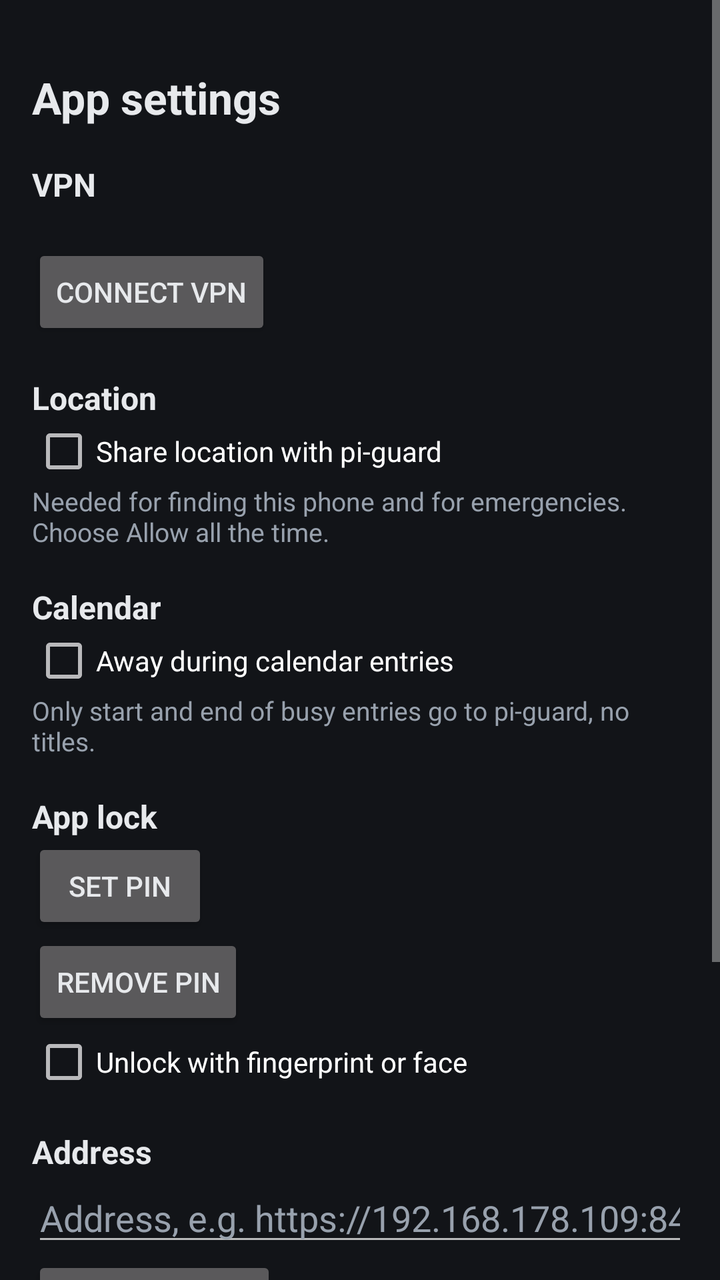
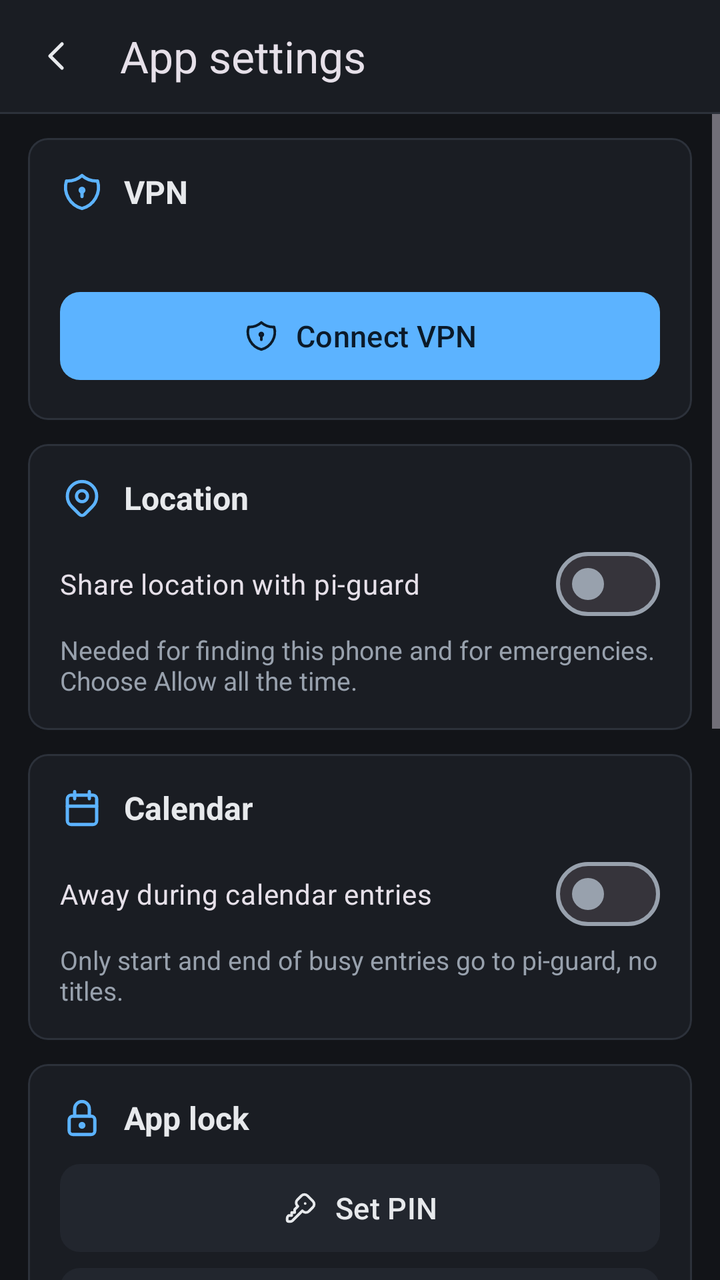

Before-and-after screenshots of an Android layout around one commit, followed by the original layout XML and the change that was made.
<!-- AndroidManifest.xml: application theme Theme.PiGuard -->
<!-- res/layout/activity_settings.xml -->
<?xml version="1.0" encoding="utf-8"?>
<ScrollView xmlns:android="http://schemas.android.com/apk/res/android" android:layout_width="match_parent" android:layout_height="match_parent" android:fitsSystemWindows="true">
<LinearLayout android:layout_width="match_parent" android:layout_height="wrap_content" android:orientation="vertical" android:padding="16dp">
    <TextView style="@style/Heading" android:text="@string/settings_title" android:textSize="22sp" />
    <TextView style="@style/Heading" android:text="@string/vpn_title" />
    <TextView android:id="@+id/vpn_state" android:layout_width="wrap_content" android:layout_height="wrap_content" />
    <Button android:id="@+id/vpn_toggle" android:layout_width="wrap_content" android:layout_height="wrap_content" android:text="@string/connect_vpn" />
    <TextView style="@style/Heading" android:text="@string/location_section" />
    <CheckBox android:id="@+id/location" android:layout_width="wrap_content" android:layout_height="wrap_content" android:text="@string/location_use" />
    <TextView style="@style/Hint" android:text="@string/location_hint" />
    <TextView style="@style/Heading" android:text="@string/calendar_section" />
    <CheckBox android:id="@+id/calendar" android:layout_width="wrap_content" android:layout_height="wrap_content" android:text="@string/calendar_use" />
    <TextView style="@style/Hint" android:text="@string/calendar_hint" />
    <TextView style="@style/Heading" android:text="@string/lock_section" />
    <Button android:id="@+id/pin_set" android:layout_width="wrap_content" android:layout_height="wrap_content" android:text="@string/pin_set" />
    <Button android:id="@+id/pin_remove" android:layout_width="wrap_content" android:layout_height="wrap_content" android:text="@string/pin_remove" />
    <CheckBox android:id="@+id/biometric" android:layout_width="wrap_content" android:layout_height="wrap_content" android:text="@string/bio_use" />
    <TextView style="@style/Heading" android:text="@string/address_section" />
    <EditText android:id="@+id/address" android:layout_width="match_parent" android:layout_height="wrap_content" android:inputType="textUri" android:importantForAutofill="no" android:hint="@string/setup_url" />
    <Button android:id="@+id/address_save" android:layout_width="wrap_content" android:layout_height="wrap_content" android:text="@string/address_save" />
    <TextView style="@style/Heading" android:text="@string/update_section" />
    <Button android:id="@+id/update" android:layout_width="wrap_content" android:layout_height="wrap_content" android:text="@string/update_check" />
    <Button android:id="@+id/unpair" android:layout_width="wrap_content" android:layout_height="wrap_content" android:layout_marginTop="24dp" android:text="@string/unpair" android:textColor="@color/danger" />
</LinearLayout>
</ScrollView>
<!-- resources referenced by this layout -->
<resources>
  <style name="Heading"><item name="android:layout_width">wrap_content</item><item name="android:layout_height">wrap_content</item><item name="android:layout_marginTop">18dp</item><item name="android:textStyle">bold</item><item name="android:textSize">16sp</item></style>
  <style name="Theme.PiGuard" parent="Theme.AppCompat.NoActionBar">
          <item name="colorPrimary">@color/accent</item>
          <item name="colorAccent">@color/accent</item>
          <item name="android:windowBackground">@color/bg</item>
          <item name="android:statusBarColor">@color/bg</item>
          <item name="android:navigationBarColor">@color/bg</item>
          <item name="android:textColor">@color/text</item>
          <item name="android:textColorHint">@color/muted</item>
      </style>
  <!-- unchanged entries left out for length: 25 -->
</resources>

<!-- the commit's change to res/layout/activity_settings.xml (unified diff, before → after) -->
@@ -1,25 +1,72 @@
 <?xml version="1.0" encoding="utf-8"?>
-<ScrollView xmlns:android="http://schemas.android.com/apk/res/android" android:layout_width="match_parent" android:layout_height="match_parent" android:fitsSystemWindows="true">
-<LinearLayout android:layout_width="match_parent" android:layout_height="wrap_content" android:orientation="vertical" android:padding="16dp">
-    <TextView style="@style/Heading" android:text="@string/settings_title" android:textSize="22sp" />
-    <TextView style="@style/Heading" android:text="@string/vpn_title" />
-    <TextView android:id="@+id/vpn_state" android:layout_width="wrap_content" android:layout_height="wrap_content" />
-    <Button android:id="@+id/vpn_toggle" android:layout_width="wrap_content" android:layout_height="wrap_content" android:text="@string/connect_vpn" />
-    <TextView style="@style/Heading" android:text="@string/location_section" />
-    <CheckBox android:id="@+id/location" android:layout_width="wrap_content" android:layout_height="wrap_content" android:text="@string/location_use" />
-    <TextView style="@style/Hint" android:text="@string/location_hint" />
-    <TextView style="@style/Heading" android:text="@string/calendar_section" />
-    <CheckBox android:id="@+id/calendar" android:layout_width="wrap_content" android:layout_height="wrap_content" android:text="@string/calendar_use" />
-    <TextView style="@style/Hint" android:text="@string/calendar_hint" />
-    <TextView style="@style/Heading" android:text="@string/lock_section" />
-    <Button android:id="@+id/pin_set" android:layout_width="wrap_content" android:layout_height="wrap_content" android:text="@string/pin_set" />
-    <Button android:id="@+id/pin_remove" android:layout_width="wrap_content" android:layout_height="wrap_content" android:text="@string/pin_remove" />
-    <CheckBox android:id="@+id/biometric" android:layout_width="wrap_content" android:layout_height="wrap_content" android:text="@string/bio_use" />
-    <TextView style="@style/Heading" android:text="@string/address_section" />
-    <EditText android:id="@+id/address" android:layout_width="match_parent" android:layout_height="wrap_content" android:inputType="textUri" android:importantForAutofill="no" android:hint="@string/setup_url" />
-    <Button android:id="@+id/address_save" android:layout_width="wrap_content" android:layout_height="wrap_content" android:text="@string/address_save" />
-    <TextView style="@style/Heading" android:text="@string/update_section" />
-    <Button android:id="@+id/update" android:layout_width="wrap_content" android:layout_height="wrap_content" android:text="@string/update_check" />
-    <Button android:id="@+id/unpair" android:layout_width="wrap_content" android:layout_height="wrap_content" android:layout_marginTop="24dp" android:text="@string/unpair" android:textColor="@color/danger" />
+<LinearLayout xmlns:android="http://schemas.android.com/apk/res/android" xmlns:app="http://schemas.android.com/apk/res-auto" android:layout_width="match_parent" android:layout_height="match_parent" android:orientation="vertical" android:background="@color/bg" android:fitsSystemWindows="true">
+<com.google.android.material.appbar.MaterialToolbar android:id="@+id/toolbar" android:layout_width="match_parent" android:layout_height="56dp" android:background="@color/surface" app:title="@string/settings_title" app:navigationIcon="@drawable/ic_chevron_left" app:navigationContentDescription="@string/back" />
+<View android:layout_width="match_parent" android:layout_height="1dp" android:background="@color/line" />
+<ScrollView android:layout_width="match_parent" android:layout_height="0dp" android:layout_weight="1">
+<LinearLayout android:layout_width="match_parent" android:layout_height="wrap_content" android:orientation="vertical" android:paddingHorizontal="14dp" android:paddingBottom="24dp">
+    <com.google.android.material.card.MaterialCardView style="@style/Card" android:layout_width="match_parent" android:layout_height="wrap_content">
+        <LinearLayout android:layout_width="match_parent" android:layout_height="wrap_content" android:orientation="vertical" android:padding="16dp">
+            <LinearLayout android:layout_width="match_parent" android:layout_height="wrap_content" android:gravity="center_vertical" android:layout_marginBottom="8dp">
+                <ImageView android:layout_width="22dp" android:layout_height="22dp" android:src="@drawable/ic_shield_lock" app:tint="@color/accent" android:importantForAccessibility="no" />
+                <TextView style="@style/Heading" android:text="@string/vpn_title" />
+            </LinearLayout>
+            <TextView android:id="@+id/vpn_state" android:layout_width="wrap_content" android:layout_height="wrap_content" android:layout_marginBottom="8dp" android:textColor="@color/muted" />
+            <Button android:id="@+id/vpn_toggle" style="@style/Button" android:layout_width="match_parent" android:layout_height="wrap_content" android:text="@string/connect_vpn" app:icon="@drawable/ic_shield_lock" />
+        </LinearLayout>
+    </com.google.android.material.card.MaterialCardView>
+    <com.google.android.material.card.MaterialCardView style="@style/Card" android:layout_width="match_parent" android:layout_height="wrap_content">
+        <LinearLayout android:layout_width="match_parent" android:layout_height="wrap_content" android:orientation="vertical" android:padding="16dp">
+            <LinearLayout android:layout_width="match_parent" android:layout_height="wrap_content" android:gravity="center_vertical" android:layout_marginBottom="8dp">
+                <ImageView android:layout_width="22dp" android:layout_height="22dp" android:src="@drawable/ic_map_pin" app:tint="@color/accent" android:importantForAccessibility="no" />
+                <TextView style="@style/Heading" android:text="@string/location_section" />
+            </LinearLayout>
+            <com.google.android.material.materialswitch.MaterialSwitch android:id="@+id/location" android:layout_width="match_parent" android:layout_height="wrap_content" android:text="@string/location_use" />
+            <TextView style="@style/Hint" android:text="@string/location_hint" />
+        </LinearLayout>
+    </com.google.android.material.card.MaterialCardView>
+    <com.google.android.material.card.MaterialCardView style="@style/Card" android:layout_width="match_parent" android:layout_height="wrap_content">
+        <LinearLayout android:layout_width="match_parent" android:layout_height="wrap_content" android:orientation="vertical" android:padding="16dp">
+            <LinearLayout android:layout_width="match_parent" android:layout_height="wrap_content" android:gravity="center_vertical" android:layout_marginBottom="8dp">
+                <ImageView android:layout_width="22dp" android:layout_height="22dp" android:src="@drawable/ic_calendar" app:tint="@color/accent" android:importantForAccessibility="no" />
+                <TextView style="@style/Heading" android:text="@string/calendar_section" />
+            </LinearLayout>
+            <com.google.android.material.materialswitch.MaterialSwitch android:id="@+id/calendar" android:layout_width="match_parent" android:layout_height="wrap_content" android:text="@string/calendar_use" />
+            <TextView style="@style/Hint" android:text="@string/calendar_hint" />
+        </LinearLayout>
+    </com.google.android.material.card.MaterialCardView>
+    <com.google.android.material.card.MaterialCardView style="@style/Card" android:layout_width="match_parent" android:layout_height="wrap_content">
+        <LinearLayout android:layout_width="match_parent" android:layout_height="wrap_content" android:orientation="vertical" android:padding="16dp">
+            <LinearLayout android:layout_width="match_parent" android:layout_height="wrap_content" android:gravity="center_vertical" android:layout_marginBottom="8dp">
+                <ImageView android:layout_width="22dp" android:layout_height="22dp" android:src="@drawable/ic_lock" app:tint="@color/accent" android:importantForAccessibility="no" />
+                <TextView style="@style/Heading" android:text="@string/lock_section" />
+            </LinearLayout>
+            <Button android:id="@+id/pin_set" style="@style/Button.Tonal" android:layout_width="match_parent" android:layout_height="wrap_content" android:text="@string/pin_set" app:icon="@drawable/ic_key" />
+            <Button android:id="@+id/pin_remove" style="@style/Button.Tonal" android:layout_width="match_parent" android:layout_height="wrap_content" android:text="@string/pin_remove" app:icon="@drawable/ic_trash" />
+            <com.google.android.material.materialswitch.MaterialSwitch android:id="@+id/biometric" android:layout_width="match_parent" android:layout_height="wrap_content" android:text="@string/bio_use" />
+        </LinearLayout>
+    </com.google.android.material.card.MaterialCardView>
+    <com.google.android.material.card.MaterialCardView style="@style/Card" android:layout_width="match_parent" android:layout_height="wrap_content">
+        <LinearLayout android:layout_width="match_parent" android:layout_height="wrap_content" android:orientation="vertical" android:padding="16dp">
+            <LinearLayout android:layout_width="match_parent" android:layout_height="wrap_content" android:gravity="center_vertical" android:layout_marginBottom="8dp">
+                <ImageView android:layout_width="22dp" android:layout_height="22dp" android:src="@drawable/ic_world" app:tint="@color/accent" android:importantForAccessibility="no" />
+                <TextView style="@style/Heading" android:text="@string/address_section" />
+            </LinearLayout>
+            <com.google.android.material.textfield.TextInputLayout style="@style/Field" android:layout_width="match_parent" android:layout_height="wrap_content" android:hint="@string/setup_url">
+                <com.google.android.material.textfield.TextInputEditText android:id="@+id/address" android:layout_width="match_parent" android:layout_height="wrap_content" android:inputType="textUri" android:importantForAutofill="no" />
+            </com.google.android.material.textfield.TextInputLayout>
+            <Button android:id="@+id/address_save" style="@style/Button.Tonal" android:layout_width="match_parent" android:layout_height="wrap_content" android:text="@string/address_save" app:icon="@drawable/ic_check" android:layout_marginTop="8dp" />
+        </LinearLayout>
+    </com.google.android.material.card.MaterialCardView>
+    <com.google.android.material.card.MaterialCardView style="@style/Card" android:layout_width="match_parent" android:layout_height="wrap_content">
+        <LinearLayout android:layout_width="match_parent" android:layout_height="wrap_content" android:orientation="vertical" android:padding="16dp">
+            <LinearLayout android:layout_width="match_parent" android:layout_height="wrap_content" android:gravity="center_vertical" android:layout_marginBottom="8dp">
+                <ImageView android:layout_width="22dp" android:layout_height="22dp" android:src="@drawable/ic_download" app:tint="@color/accent" android:importantForAccessibility="no" />
+                <TextView style="@style/Heading" android:text="@string/update_section" />
+            </LinearLayout>
+            <Button android:id="@+id/update" style="@style/Button.Tonal" android:layout_width="match_parent" android:layout_height="wrap_content" android:text="@string/update_check" app:icon="@drawable/ic_refresh" />
+        </LinearLayout>
+    </com.google.android.material.card.MaterialCardView>
+    <Button android:id="@+id/unpair" style="@style/Button.Outlined" android:layout_width="match_parent" android:layout_height="wrap_content" android:layout_marginTop="20dp" android:text="@string/unpair" app:icon="@drawable/ic_logout" />
 </LinearLayout>
 </ScrollView>
+</LinearLayout>
<!-- resource entries referenced after the edit -->
@@ -1,15 +1,68 @@
 <!-- resources referenced by this layout -->
 <resources>
-  <style name="Heading"><item name="android:layout_width">wrap_content</item><item name="android:layout_height">wrap_content</item><item name="android:layout_marginTop">18dp</item><item name="android:textStyle">bold</item><item name="android:textSize">16sp</item></style>
-  <style name="Theme.PiGuard" parent="Theme.AppCompat.NoActionBar">
+  <color name="line">#2C313A</color>
+  <color name="surface">#1A1D23</color>
+  <!-- drawable ic_calendar (drawable) -->
+  <vector xmlns:android="http://schemas.android.com/apk/res/android" android:width="24dp" android:height="24dp" android:viewportWidth="24" android:viewportHeight="24"><path android:pathData="M4 7a2 2 0 0 1 2 -2h12a2 2 0 0 1 2 2v12a2 2 0 0 1 -2 2h-12a2 2 0 0 1 -2 -2v-12z" android:strokeColor="@color/text" android:strokeWidth="1.75" android:strokeLineCap="round" android:strokeLineJoin="round" android:fillColor="#00000000"/><path android:pathData="M16 3v4" android:strokeColor="@color/text" android:strokeWidth="1.75" android:strokeLineCap="round" android:strokeLineJoin="round" android:fillColor="#00000000"/><path android:pathData="M8 3v4" android:strokeColor="@color/text" android:strokeWidth="1.75" android:strokeLineCap="round" android:strokeLineJoin="round" android:fillColor="#00000000"/><path android:pathData="M4 11h16" android:strokeColor="@color/text" android:strokeWidth="1.75" android:strokeLineCap="round" android:strokeLineJoin="round" android:fillColor="#00000000"/></vector>
+  <!-- drawable ic_check (drawable) -->
+  <vector xmlns:android="http://schemas.android.com/apk/res/android" android:width="24dp" android:height="24dp" android:viewportWidth="24" android:viewportHeight="24"><path android:pathData="M5 12l5 5l10 -10" android:strokeColor="@color/text" android:strokeWidth="1.75" android:strokeLineCap="round" android:strokeLineJoin="round" android:fillColor="#00000000"/></vector>
+  <!-- drawable ic_chevron_left (drawable) -->
+  <vector xmlns:android="http://schemas.android.com/apk/res/android" android:width="24dp" android:height="24dp" android:viewportWidth="24" android:viewportHeight="24"><path android:pathData="M15 6l-6 6l6 6" android:strokeColor="@color/text" android:strokeWidth="1.75" android:strokeLineCap="round" android:strokeLineJoin="round" android:fillColor="#00000000"/></vector>
+  <!-- drawable ic_download (drawable) -->
+  <vector xmlns:android="http://schemas.android.com/apk/res/android" android:width="24dp" android:height="24dp" android:viewportWidth="24" android:viewportHeight="24"><path android:pathData="M4 17v2a2 2 0 0 0 2 2h12a2 2 0 0 0 2 -2v-2" android:strokeColor="@color/text" android:strokeWidth="1.75" android:strokeLineCap="round" android:strokeLineJoin="round" android:fillColor="#00000000"/><path android:pathData="M7 11l5 5l5 -5" android:strokeColor="@color/text" android:strokeWidth="1.75" android:strokeLineCap="round" android:strokeLineJoin="round" android:fillColor="#00000000"/><path android:pathData="M12 4l0 12" android:strokeColor="@color/text" android:strokeWidth="1.75" android:strokeLineCap="round" android:strokeLineJoin="round" android:fillColor="#00000000"/></vector>
+  <!-- drawable ic_key (drawable) -->
+  <vector xmlns:android="http://schemas.android.com/apk/res/android" android:width="24dp" android:height="24dp" android:viewportWidth="24" android:viewportHeight="24"><path android:pathData="M16.555 3.843l3.602 3.602a2.877 2.877 0 0 1 0 4.069l-2.643 2.643a2.877 2.877 0 0 1 -4.069 0l-.301 -.301l-6.558 6.558a2 2 0 0 1 -1.239 .578l-.175 .008h-1.172a1 1 0 0 1 -.993 -.883l-.007 -.117v-1.172a2 2 0 0 1 .467 -1.284l.119 -.13l.414 -.414h2v-2h2v-2l2.144 -2.144l-.301 -.301a2.877 2.877 0 0 1 0 -4.069l2.643 -2.643a2.877 2.877 0 0 1 4.069 0z" android:strokeColor="@color/text" android:strokeWidth="1.75" android:strokeLineCap="round" android:strokeLineJoin="round" android:fillColor="#00000000"/><path android:pathData="M15 9h.01" android:strokeColor="@color/text" android:strokeWidth="1.75" android:strokeLineCap="round" android:strokeLineJoin="round" android:fillColor="#00000000"/></vector>
+  <!-- drawable ic_lock (drawable) -->
+  <vector xmlns:android="http://schemas.android.com/apk/res/android" android:width="24dp" android:height="24dp" android:viewportWidth="24" android:viewportHeight="24"><path android:pathData="M5 13a2 2 0 0 1 2 -2h10a2 2 0 0 1 2 2v6a2 2 0 0 1 -2 2h-10a2 2 0 0 1 -2 -2v-6z" android:strokeColor="@color/text" android:strokeWidth="1.75" android:strokeLineCap="round" android:strokeLineJoin="round" android:fillColor="#00000000"/><path android:pathData="M11 16a1 1 0 1 0 2 0a1 1 0 0 0 -2 0" android:strokeColor="@color/text" android:strokeWidth="1.75" android:strokeLineCap="round" android:strokeLineJoin="round" android:fillColor="#00000000"/><path android:pathData="M8 11v-4a4 4 0 1 1 8 0v4" android:strokeColor="@color/text" android:strokeWidth="1.75" android:strokeLineCap="round" android:strokeLineJoin="round" android:fillColor="#00000000"/></vector>
+  <!-- drawable ic_logout (drawable) -->
+  <vector xmlns:android="http://schemas.android.com/apk/res/android" android:width="24dp" android:height="24dp" android:viewportWidth="24" android:viewportHeight="24"><path android:pathData="M14 8v-2a2 2 0 0 0 -2 -2h-7a2 2 0 0 0 -2 2v12a2 2 0 0 0 2 2h7a2 2 0 0 0 2 -2v-2" android:strokeColor="@color/text" android:strokeWidth="1.75" android:strokeLineCap="round" android:strokeLineJoin="round" android:fillColor="#00000000"/><path android:pathData="M9 12h12l-3 -3" android:strokeColor="@color/text" android:strokeWidth="1.75" android:strokeLineCap="round" android:strokeLineJoin="round" android:fillColor="#00000000"/><path android:pathData="M18 15l3 -3" android:strokeColor="@color/text" android:strokeWidth="1.75" android:strokeLineCap="round" android:strokeLineJoin="round" android:fillColor="#00000000"/></vector>
+  <!-- drawable ic_map_pin (drawable) -->
+  <vector xmlns:android="http://schemas.android.com/apk/res/android" android:width="24dp" android:height="24dp" android:viewportWidth="24" android:viewportHeight="24"><path android:pathData="M9 11a3 3 0 1 0 6 0a3 3 0 0 0 -6 0" android:strokeColor="@color/text" android:strokeWidth="1.75" android:strokeLineCap="round" android:strokeLineJoin="round" android:fillColor="#00000000"/><path android:pathData="M17.657 16.657l-4.243 4.243a2 2 0 0 1 -2.827 0l-4.244 -4.243a8 8 0 1 1 11.314 0z" android:strokeColor="@color/text" android:strokeWidth="1.75" android:strokeLineCap="round" android:strokeLineJoin="round" android:fillColor="#00000000"/></vector>
+  <!-- drawable ic_refresh (drawable) -->
+  <vector xmlns:android="http://schemas.android.com/apk/res/android" android:width="24dp" android:height="24dp" android:viewportWidth="24" android:viewportHeight="24"><path android:pathData="M20 11a8.1 8.1 0 0 0 -15.5 -2m-.5 -4v4h4" android:strokeColor="@color/text" android:strokeWidth="1.75" android:strokeLineCap="round" android:strokeLineJoin="round" android:fillColor="#00000000"/><path android:pathData="M4 13a8.1 8.1 0 0 0 15.5 2m.5 4v-4h-4" android:strokeColor="@color/text" android:strokeWidth="1.75" android:strokeLineCap="round" android:strokeLineJoin="round" android:fillColor="#00000000"/></vector>
+  <!-- drawable ic_shield_lock (drawable) -->
+  <vector xmlns:android="http://schemas.android.com/apk/res/android" android:width="24dp" android:height="24dp" android:viewportWidth="24" android:viewportHeight="24"><path android:pathData="M12 3a12 12 0 0 0 8.5 3a12 12 0 0 1 -8.5 15a12 12 0 0 1 -8.5 -15a12 12 0 0 0 8.5 -3" android:strokeColor="@color/text" android:strokeWidth="1.75" android:strokeLineCap="round" android:strokeLineJoin="round" android:fillColor="#00000000"/><path android:pathData="M12 11m-1 0a1 1 0 1 0 2 0a1 1 0 1 0 -2 0" android:strokeColor="@color/text" android:strokeWidth="1.75" android:strokeLineCap="round" android:strokeLineJoin="round" android:fillColor="#00000000"/><path android:pathData="M12 12l0 2.5" android:strokeColor="@color/text" android:strokeWidth="1.75" android:strokeLineCap="round" android:strokeLineJoin="round" android:fillColor="#00000000"/></vector>
+  <!-- drawable ic_trash (drawable) -->
+  <vector xmlns:android="http://schemas.android.com/apk/res/android" android:width="24dp" android:height="24dp" android:viewportWidth="24" android:viewportHeight="24"><path android:pathData="M4 7l16 0" android:strokeColor="@color/text" android:strokeWidth="1.75" android:strokeLineCap="round" android:strokeLineJoin="round" android:fillColor="#00000000"/><path android:pathData="M10 11l0 6" android:strokeColor="@color/text" android:strokeWidth="1.75" android:strokeLineCap="round" android:strokeLineJoin="round" android:fillColor="#00000000"/><path android:pathData="M14 11l0 6" android:strokeColor="@color/text" android:strokeWidth="1.75" android:strokeLineCap="round" android:strokeLineJoin="round" android:fillColor="#00000000"/><path android:pathData="M5 7l1 12a2 2 0 0 0 2 2h8a2 2 0 0 0 2 -2l1 -12" android:strokeColor="@color/text" android:strokeWidth="1.75" android:strokeLineCap="round" android:strokeLineJoin="round" android:fillColor="#00000000"/><path android:pathData="M9 7v-3a1 1 0 0 1 1 -1h4a1 1 0 0 1 1 1v3" android:strokeColor="@color/text" android:strokeWidth="1.75" android:strokeLineCap="round" android:strokeLineJoin="round" android:fillColor="#00000000"/></vector>
+  <!-- drawable ic_world (drawable) -->
+  <vector xmlns:android="http://schemas.android.com/apk/res/android" android:width="24dp" android:height="24dp" android:viewportWidth="24" android:viewportHeight="24"><path android:pathData="M3 12a9 9 0 1 0 18 0a9 9 0 0 0 -18 0" android:strokeColor="@color/text" android:strokeWidth="1.75" android:strokeLineCap="round" android:strokeLineJoin="round" android:fillColor="#00000000"/><path android:pathData="M3.6 9h16.8" android:strokeColor="@color/text" android:strokeWidth="1.75" android:strokeLineCap="round" android:strokeLineJoin="round" android:fillColor="#00000000"/><path android:pathData="M3.6 15h16.8" android:strokeColor="@color/text" android:strokeWidth="1.75" android:strokeLineCap="round" android:strokeLineJoin="round" android:fillColor="#00000000"/><path android:pathData="M11.5 3a17 17 0 0 0 0 18" android:strokeColor="@color/text" android:strokeWidth="1.75" android:strokeLineCap="round" android:strokeLineJoin="round" android:fillColor="#00000000"/><path android:pathData="M12.5 3a17 17 0 0 1 0 18" android:strokeColor="@color/text" android:strokeWidth="1.75" android:strokeLineCap="round" android:strokeLineJoin="round" android:fillColor="#00000000"/></vector>
+  <string name="back">Back</string>
+  <style name="Button" parent="Widget.Material3.Button">
+          <item name="cornerRadius">10dp</item><item name="android:minHeight">52dp</item><item name="android:textAllCaps">false</item><item name="android:textSize">15sp</item><item name="iconGravity">textStart</item><item name="iconPadding">8dp</item>
+      </style>
+  <style name="Button.Outlined" parent="Widget.Material3.Button.OutlinedButton">
+          <item name="cornerRadius">10dp</item><item name="android:minHeight">52dp</item><item name="android:textAllCaps">false</item><item name="android:textSize">15sp</item><item name="iconGravity">textStart</item><item name="iconPadding">8dp</item><item name="strokeColor">@color/danger</item><item name="android:textColor">@color/danger</item><item name="iconTint">@color/danger</item>
+      </style>
+  <style name="Button.Tonal" parent="Widget.Material3.Button.TonalButton">
+          <item name="cornerRadius">10dp</item><item name="android:minHeight">52dp</item><item name="android:textAllCaps">false</item><item name="android:textSize">15sp</item><item name="iconGravity">textStart</item><item name="iconPadding">8dp</item>
+      </style>
+  <style name="Card" parent="Widget.Material3.CardView.Outlined">
+          <item name="cardCornerRadius">10dp</item><item name="cardBackgroundColor">@color/surface</item><item name="strokeColor">@color/line</item><item name="strokeWidth">1dp</item><item name="android:layout_marginTop">12dp</item>
+      </style>
+  <style name="Field" parent="Widget.Material3.TextInputLayout.OutlinedBox">
+          <item name="boxCornerRadiusTopStart">10dp</item><item name="boxCornerRadiusTopEnd">10dp</item><item name="boxCornerRadiusBottomStart">10dp</item><item name="boxCornerRadiusBottomEnd">10dp</item><item name="boxStrokeColor">@color/accent</item><item name="startIconTint">@color/muted</item>
+      </style>
+  <style name="Heading"><item name="android:layout_width">0dp</item><item name="android:layout_height">wrap_content</item><item name="android:layout_weight">1</item><item name="android:layout_marginStart">10dp</item><item name="android:textStyle">bold</item><item name="android:textSize">16sp</item><item name="android:textColor">@color/text</item></style>
+  <style name="Theme.PiGuard" parent="Theme.Material3.Dark.NoActionBar">
           <item name="colorPrimary">@color/accent</item>
-          <item name="colorAccent">@color/accent</item>
+          <item name="colorOnPrimary">@color/accent_ink</item>
+          <item name="colorSecondaryContainer">@color/surface2</item>
+          <item name="colorOnSecondaryContainer">@color/text</item>
+          <item name="colorSurface">@color/surface</item>
+          <item name="colorSurfaceContainerHigh">@color/surface2</item>
+          <item name="colorOnSurface">@color/text</item>
+          <item name="colorOnSurfaceVariant">@color/muted</item>
+          <item name="colorOutline">@color/muted</item>
+          <item name="colorOutlineVariant">@color/line</item>
+          <item name="colorError">@color/danger</item>
+          <item name="android:colorBackground">@color/bg</item>
           <item name="android:windowBackground">@color/bg</item>
           <item name="android:statusBarColor">@color/bg</item>
           <item name="android:navigationBarColor">@color/bg</item>
-          <item name="android:textColor">@color/text</item>
-          <item name="android:textColorHint">@color/muted</item>
+          <item name="materialButtonStyle">@style/Button</item>
       </style>
+  <color name="accent_ink">#0B1A29</color>
+  <color name="surface2">#22262E</color>
   <!-- unchanged entries left out for length: 25 -->
 </resources>
 
